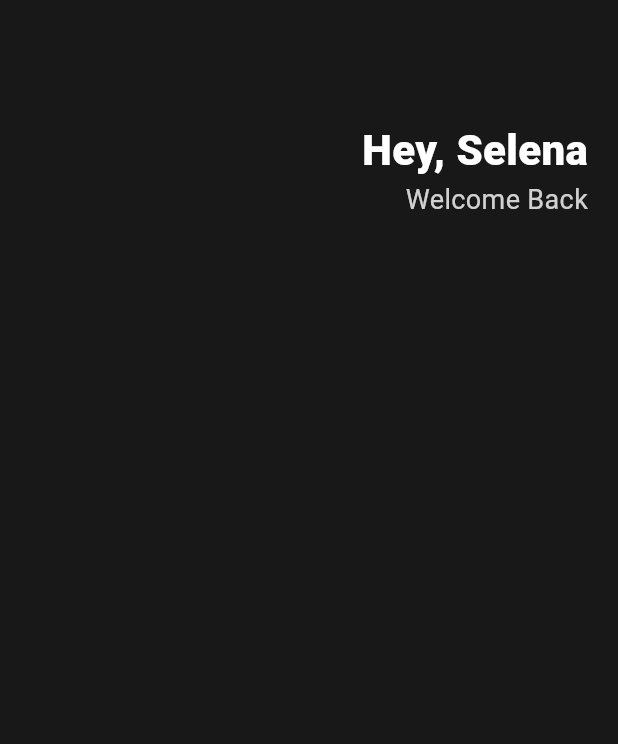
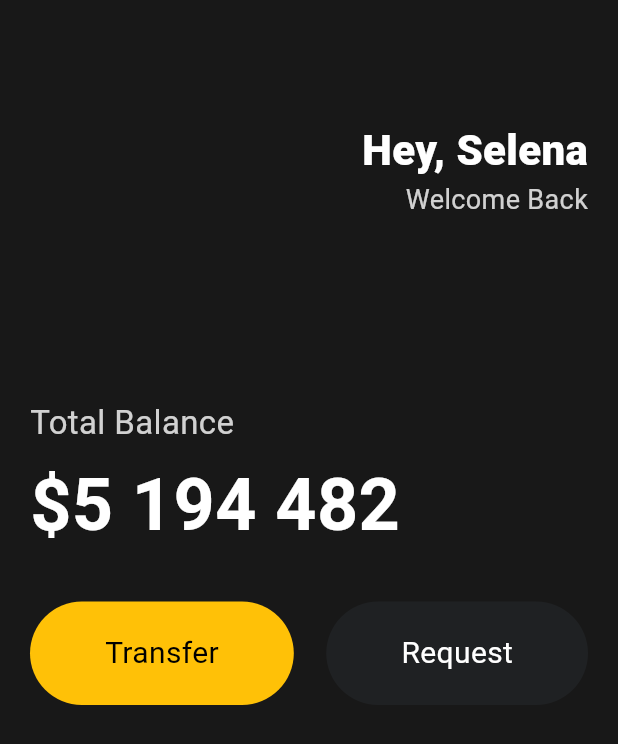
Before and after one commit to dasvador/flutter_study, a Flutter app: the screen it shows after launch, on a phone screen of 412 x 824 dp. Shown: the top 744 px of the screen. Run offline on Flutter 3.47's test engine with Material 3 defaults, Android fonts, the phone set to English and light mode, and no system bars.

Commit message:
feat: add reusable button component

```diff
--- a/analysis_options.yaml
+++ b/analysis_options.yaml
@@ -23,7 +23,7 @@ linter:
   rules:
     prefer_typing_uninitialized_variables: false
     prefer_const_constructors_in_immutables: false
-    prefer_const_constructors: false
+    prefer_const_constructors: true
     avoid_print: false
     # avoid_print: false  # Uncomment to disable the `avoid_print` rule
     # prefer_single_quotes: true  # Uncomment to enable the `prefer_single_quotes` rule
--- a/lib/main.dart
+++ b/lib/main.dart
@@ -1,8 +1,8 @@
-import 'package:flutter/cupertino.dart';
 import 'package:flutter/material.dart';
+import 'package:myfirst/widgets/button.dart';
 
 void main() {
-  runApp( MyApp());
+  runApp(MyApp());
 }
 
 class MyApp extends StatelessWidget {
@@ -10,26 +10,31 @@ class MyApp extends StatelessWidget {
   Widget build(BuildContext context) {
     return MaterialApp(
       home: Scaffold(
-        backgroundColor: Color(0xff181818),
+          backgroundColor: const Color(0xff181818),
           body: Padding(
-          padding: EdgeInsets.symmetric(horizontal: 20),
-          child:Column(
+            padding: const EdgeInsets.symmetric(horizontal: 20),
+            child: Column(
+              crossAxisAlignment: CrossAxisAlignment.start,
               children: [
-              SizedBox(height: 80,),
+                const SizedBox(
+                  height: 80,
+                ),
                 Row(
                   mainAxisAlignment: MainAxisAlignment.end,
                   children: [
                     Column(
                       crossAxisAlignment: CrossAxisAlignment.end,
                       children: [
-                      Text('Hey, Selena',
+                        const Text(
+                          'Hey, Selena',
                           style: TextStyle(
                             color: Colors.white,
                             fontSize: 28,
                             fontWeight: FontWeight.w800,
                           ),
                         ),
-                      Text('Welcome Back',
+                        Text(
+                          'Welcome Back',
                           style: TextStyle(
                             color: Colors.white.withOpacity(0.8),
                             fontSize: 18,
@@ -39,12 +44,48 @@ class MyApp extends StatelessWidget {
                     ),
                   ],
                 ),
+                const SizedBox(
+                  height: 120,
+                ),
+                Text(
+                  'Total Balance',
+                  style: TextStyle(
+                    color: Colors.white.withOpacity(0.8),
+                    fontSize: 22,
+                  ),
+                ),
+                const SizedBox(
+                  height: 5,
+                ),
+                const Text(
+                  '\$5 194 482',
+                  style: TextStyle(
+                    color: Colors.white,
+                    fontWeight: FontWeight.w600,
+                    fontSize: 48,
+                  ),
+                ),
+                const SizedBox(
+                  height: 30,
+                ),
+                Row(
+                  mainAxisAlignment: MainAxisAlignment.spaceBetween,
+                  children: [
+                    const Button(
+                      text: 'Transfer',
+                      bgColor: Colors.amber,
+                      textColor: Colors.black,
+                    ),
+                    const Button(
+                      text: 'Request',
+                      bgColor: const Color(0xFF1F2123),
+                      textColor: Colors.white,
+                    ),
+                  ],
+                )
               ],
             ),
-        )
-      ),
+          )),
     );
-
-
   }
 }
--- /dev/null
+++ b/lib/widgets/button.dart
@@ -0,0 +1,37 @@
+import 'package:flutter/material.dart';
+
+class Button extends StatelessWidget {
+  final String text;
+  final Color bgColor;
+  final Color textColor;
+
+  const Button({
+    super.key,
+    required this.text,
+    required this.bgColor,
+    required this.textColor,
+  });
+
+  @override
+  Widget build(BuildContext context) {
+    return Container(
+      decoration: BoxDecoration(
+        color: bgColor,
+        borderRadius: BorderRadius.circular(45),
+      ),
+      child: Padding(
+        padding: EdgeInsets.symmetric(
+          vertical: 20,
+          horizontal: 50,
+        ),
+        child: Text(
+          text,
+          style: TextStyle(
+            color: textColor,
+            fontSize: 20,
+          ),
+        ),
+      ),
+    );
+  }
+}
```
Lines whose indentation alone changed are shown as unchanged.
